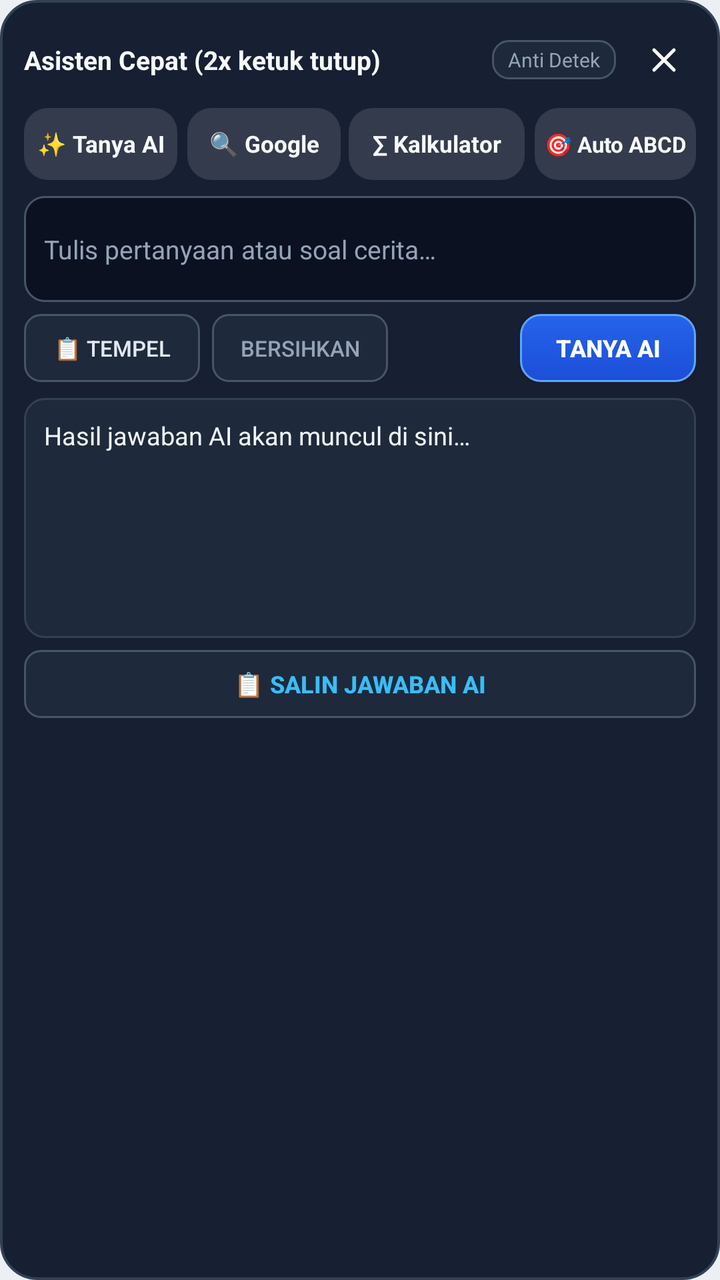
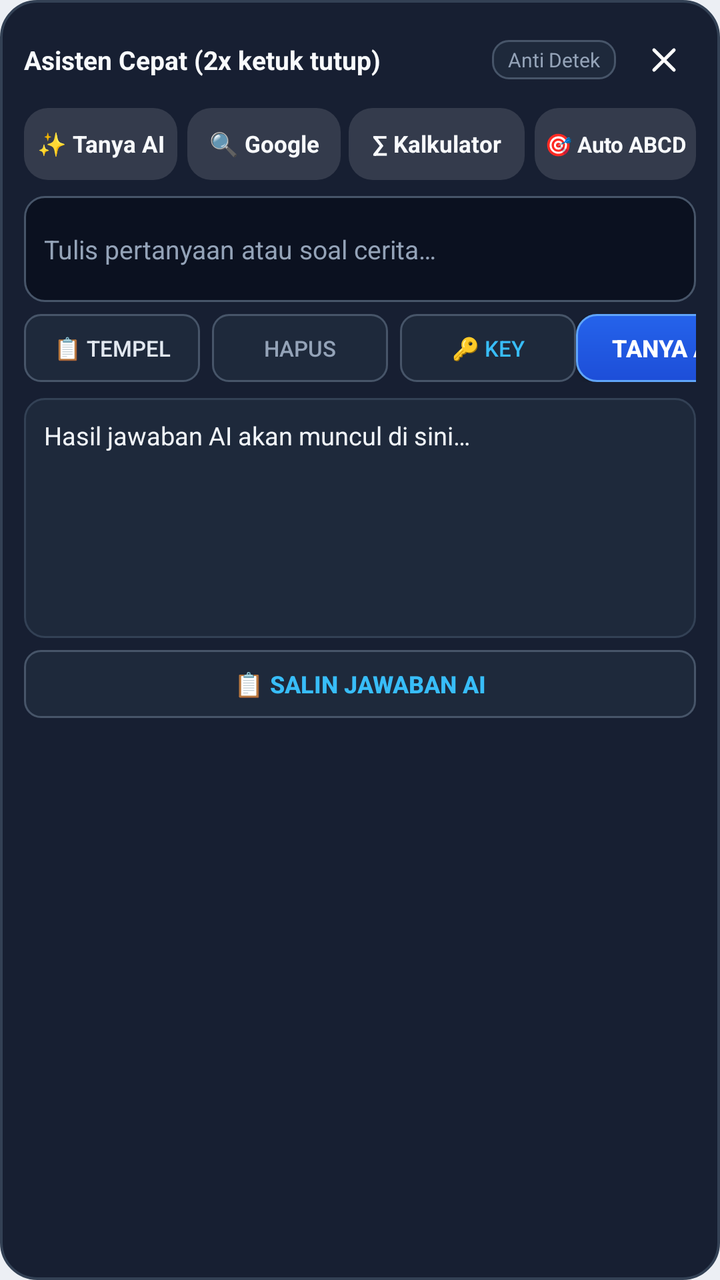

The first picture is an Android layout as it rendered before a commit; the second is the same layout after the commit. The layout source and the unified diff follow.
<!-- AndroidManifest.xml: application theme Theme.ClestialKeyboard -->
<!-- res/layout/layout_floating_popup.xml -->
<?xml version="1.0" encoding="utf-8"?>
<LinearLayout xmlns:android="http://schemas.android.com/apk/res/android"
    android:id="@+id/floatingRoot"
    android:layout_width="match_parent"
    android:layout_height="wrap_content"
    android:background="@drawable/bg_floating_popup"
    android:elevation="12dp"
    android:orientation="vertical"
    android:padding="12dp">

    
    <LinearLayout
        android:id="@+id/floatingHeader"
        android:layout_width="match_parent"
        android:layout_height="36dp"
        android:gravity="center_vertical"
        android:orientation="horizontal">

        <TextView
            android:id="@+id/tvFloatingTitle"
            android:layout_width="0dp"
            android:layout_height="wrap_content"
            android:layout_weight="1"
            android:text="Asisten Cepat (2x ketuk tutup)"
            android:textColor="#F8FAFC"
            android:textSize="13sp"
            android:textStyle="bold" />

        <TextView
            android:layout_width="wrap_content"
            android:layout_height="wrap_content"
            android:background="@drawable/bg_floating_pill"
            android:paddingHorizontal="8dp"
            android:paddingVertical="3dp"
            android:text="Anti Detek"
            android:textColor="#94A3B8"
            android:textSize="10sp" />

        <ImageButton
            android:id="@+id/btnFloatingClose"
            android:layout_width="32dp"
            android:layout_height="32dp"
            android:layout_marginStart="8dp"
            android:background="?android:attr/selectableItemBackgroundBorderless"
            android:contentDescription="Tutup"
            android:padding="6dp"
            android:scaleType="fitCenter"
            android:src="@drawable/ic_kb_close" />
    </LinearLayout>

    
    <LinearLayout
        android:layout_width="match_parent"
        android:layout_height="36dp"
        android:layout_marginTop="6dp"
        android:orientation="horizontal">

        <TextView
            android:id="@+id/tabAi"
            android:layout_width="0dp"
            android:layout_height="match_parent"
            android:layout_marginEnd="3dp"
            android:layout_weight="1"
            android:background="@drawable/bg_floating_tab"
            android:gravity="center"
            android:text="✨ Tanya AI"
            android:textColor="#F8FAFC"
            android:textSize="11.5sp"
            android:textStyle="bold" />

        <TextView
            android:id="@+id/tabGoogle"
            android:layout_width="0dp"
            android:layout_height="match_parent"
            android:layout_marginHorizontal="2dp"
            android:layout_weight="1"
            android:background="@drawable/bg_floating_tab"
            android:gravity="center"
            android:text="🔍 Google"
            android:textColor="#F8FAFC"
            android:textSize="11.5sp"
            android:textStyle="bold" />

        <TextView
            android:id="@+id/tabMath"
            android:layout_width="0dp"
            android:layout_height="match_parent"
            android:layout_marginHorizontal="2dp"
            android:layout_weight="1.15"
            android:background="@drawable/bg_floating_tab"
            android:gravity="center"
            android:text="∑ Kalkulator"
            android:textColor="#F8FAFC"
            android:textSize="11.5sp"
            android:textStyle="bold" />

        <TextView
            android:id="@+id/tabAutoAnswer"
            android:layout_width="0dp"
            android:layout_height="match_parent"
            android:layout_marginStart="3dp"
            android:layout_weight="1.05"
            android:background="@drawable/bg_floating_tab"
            android:gravity="center"
            android:text="🎯 Auto ABCD"
            android:textColor="#F8FAFC"
            android:textSize="11sp"
            android:textStyle="bold" />
    </LinearLayout>

    
    <FrameLayout
        android:id="@+id/floatingContentFrame"
        android:layout_width="match_parent"
        android:layout_height="wrap_content"
        android:layout_marginTop="8dp">

        
        <LinearLayout
            android:id="@+id/panelAi"
            android:layout_width="match_parent"
            android:layout_height="wrap_content"
            android:orientation="vertical"
            android:visibility="visible">

            <EditText
                android:id="@+id/etAiQuestion"
                android:layout_width="match_parent"
                android:layout_height="wrap_content"
                android:background="@drawable/bg_floating_input"
                android:hint="Tulis pertanyaan atau soal cerita…"
                android:inputType="textMultiLine"
                android:maxLines="3"
                android:minLines="2"
                android:padding="10dp"
                android:textColor="#F8FAFC"
                android:textColorHint="#94A3B8"
                android:textSize="13sp" />

            <LinearLayout
                android:layout_width="match_parent"
                android:layout_height="34dp"
                android:layout_marginTop="6dp"
                android:orientation="horizontal">

                <Button
                    android:id="@+id/btnAiPaste"
                    style="?android:attr/borderlessButtonStyle"
                    android:layout_width="wrap_content"
                    android:layout_height="match_parent"
                    android:background="@drawable/bg_floating_pill"
                    android:paddingHorizontal="10dp"
                    android:text="📋 Tempel"
                    android:textColor="#E2E8F0"
                    android:textSize="11sp" />

                <Button
                    android:id="@+id/btnAiClear"
                    style="?android:attr/borderlessButtonStyle"
                    android:layout_width="wrap_content"
                    android:layout_height="match_parent"
                    android:layout_marginStart="6dp"
                    android:background="@drawable/bg_floating_pill"
                    android:paddingHorizontal="10dp"
                    android:text="Bersihkan"
                    android:textColor="#94A3B8"
                    android:textSize="11sp" />

                <View
                    android:layout_width="0dp"
                    android:layout_height="1dp"
                    android:layout_weight="1" />

                <Button
                    android:id="@+id/btnAiSubmit"
                    android:layout_width="wrap_content"
                    android:layout_height="match_parent"
                    android:background="@drawable/bg_floating_btn"
                    android:paddingHorizontal="16dp"
                    android:text="Tanya AI"
                    android:textColor="#FFFFFF"
                    android:textSize="12sp"
                    android:textStyle="bold" />
            </LinearLayout>

            <ScrollView
                android:layout_width="match_parent"
                android:layout_height="120dp"
                android:layout_marginTop="8dp"
                android:background="@drawable/bg_floating_card"
                android:padding="10dp">

                <TextView
                    android:id="@+id/tvAiResponse"
                    android:layout_width="match_parent"
                    android:layout_height="wrap_content"
                    android:text="Hasil jawaban AI akan muncul di sini…"
                    android:textColor="#F1F5F9"
                    android:textSize="12.5sp" />
            </ScrollView>

            <Button
                android:id="@+id/btnAiCopy"
                style="?android:attr/borderlessButtonStyle"
                android:layout_width="match_parent"
                android:layout_height="34dp"
                android:layout_marginTop="6dp"
                android:background="@drawable/bg_floating_pill"
                android:text="📋 Salin Jawaban AI"
                android:textColor="#38BDF8"
                android:textSize="12sp"
                android:textStyle="bold" />
        </LinearLayout>

        
        <LinearLayout
            android:id="@+id/panelGoogle"
            android:layout_width="match_parent"
            android:layout_height="wrap_content"
            android:orientation="vertical"
            android:visibility="gone">

            <LinearLayout
                android:layout_width="match_parent"
                android:layout_height="38dp"
                android:orientation="horizontal">

                <EditText
                    android:id="@+id/etGoogleQuery"
                    android:layout_width="0dp"
                    android:layout_height="match_parent"
                    android:layout_weight="1"
                    android:background="@drawable/bg_floating_input"
                    android:hint="Cari Google…"
                    android:imeOptions="actionSearch"
                    android:inputType="text"
                    android:maxLines="1"
                    android:paddingHorizontal="10dp"
                    android:textColor="#F8FAFC"
                    android:textColorHint="#94A3B8"
                    android:textSize="12.5sp" />

                <Button
                    android:id="@+id/btnGoogleSearch"
                    android:layout_width="wrap_content"
                    android:layout_height="match_parent"
                    android:layout_marginStart="6dp"
                    android:background="@drawable/bg_floating_btn"
                    android:paddingHorizontal="14dp"
                    android:text="Cari"
                    android:textColor="#FFFFFF"
                    android:textSize="12sp"
                    android:textStyle="bold" />
            </LinearLayout>

            
            <LinearLayout
                android:layout_width="match_parent"
                android:layout_height="28dp"
                android:layout_marginTop="4dp"
                android:gravity="center_vertical"
                android:orientation="horizontal">

                <Button
                    android:id="@+id/btnWebBack"
                    style="?android:attr/borderlessButtonStyle"
                    android:layout_width="40dp"
                    android:layout_height="match_parent"
                    android:text="←"
                    android:textColor="#E2E8F0"
                    android:textSize="14sp" />

                <Button
                    android:id="@+id/btnWebReload"
                    style="?android:attr/borderlessButtonStyle"
                    android:layout_width="40dp"
                    android:layout_height="match_parent"
                    android:text="🔄"
                    android:textColor="#E2E8F0"
                    android:textSize="12sp" />

                <TextView
                    android:id="@+id/tvWebUrl"
                    android:layout_width="0dp"
                    android:layout_height="wrap_content"
                    android:layout_weight="1"
                    android:ellipsize="end"
                    android:maxLines="1"
                    android:text="https://www.google.com"
                    android:textColor="#94A3B8"
                    android:textSize="10sp" />
            </LinearLayout>

            <WebView
                android:id="@+id/wvGoogle"
                android:layout_width="match_parent"
                android:layout_height="220dp"
                android:layout_marginTop="4dp"
                android:background="#0B1120" />
        </LinearLayout>

        
        <LinearLayout
            android:id="@+id/panelMath"
            android:layout_width="match_parent"
            android:layout_height="wrap_content"
            android:orientation="vertical"
            android:visibility="gone">

            <HorizontalScrollView
                android:layout_width="match_parent"
                android:layout_height="34dp"
                android:scrollbars="none">

                <LinearLayout
                    android:id="@+id/mathChipsRow"
                    android:layout_width="wrap_content"
                    android:layout_height="match_parent"
                    android:gravity="center_vertical"
                    android:orientation="horizontal" />
            </HorizontalScrollView>

            <TextView
                android:id="@+id/tvFloatingMathDesc"
                android:layout_width="match_parent"
                android:layout_height="wrap_content"
                android:layout_marginTop="6dp"
                android:text="Pilih mode kalkulator atau materi SMP 9:"
                android:textColor="#CBD5E1"
                android:textSize="11.5sp" />

            <ScrollView
                android:layout_width="match_parent"
                android:layout_height="wrap_content"
                android:layout_marginTop="4dp"
                android:fillViewport="true"
                android:scrollbars="vertical">

                <LinearLayout
                    android:id="@+id/mathFieldsContainer"
                    android:layout_width="match_parent"
                    android:layout_height="wrap_content"
                    android:orientation="vertical" />
            </ScrollView>

            
            <HorizontalScrollView
                android:layout_width="match_parent"
                android:layout_height="34dp"
                android:layout_marginTop="6dp"
                android:scrollbars="none">

                <LinearLayout
                    android:id="@+id/mathQuickKeypadRow"
                    android:layout_width="wrap_content"
                    android:layout_height="match_parent"
                    android:gravity="center_vertical"
                    android:orientation="horizontal" />
            </HorizontalScrollView>

            <Button
                android:id="@+id/btnFloatingMathSolve"
                android:layout_width="match_parent"
                android:layout_height="38dp"
                android:layout_marginTop="6dp"
                android:background="@drawable/bg_floating_btn"
                android:text="Hitung Solusi Eksak"
                android:textColor="#FFFFFF"
                android:textSize="12.5sp"
                android:textStyle="bold" />

            <ScrollView
                android:layout_width="match_parent"
                android:layout_height="115dp"
                android:layout_marginTop="6dp"
                android:background="@drawable/bg_floating_card"
                android:padding="10dp">

                <TextView
                    android:id="@+id/tvFloatingMathResult"
                    android:layout_width="match_parent"
                    android:layout_height="wrap_content"
                    android:text="Jawaban dan langkah eksak akan tampil di sini…"
                    android:textColor="#F8FAFC"
                    android:textSize="12sp" />
            </ScrollView>

            <Button
                android:id="@+id/btnFloatingMathCopy"
                style="?android:attr/borderlessButtonStyle"
                android:layout_width="match_parent"
                android:layout_height="34dp"
                android:layout_marginTop="6dp"
                android:background="@drawable/bg_floating_pill"
                android:text="📋 Salin Jawaban &amp; Langkah"
                android:textColor="#38BDF8"
                android:textSize="11.5sp"
                android:textStyle="bold" />
        </LinearLayout>

        
        <LinearLayout
            android:id="@+id/panelAutoAnswer"
            android:layout_width="match_parent"
            android:layout_height="wrap_content"
            android:orientation="vertical"
            android:visibility="gone">

            
            <LinearLayout
                android:layout_width="match_parent"
                android:layout_height="wrap_content"
                android:background="@drawable/bg_floating_card"
                android:gravity="center_vertical"
                android:orientation="horizontal"
                android:padding="8dp">

                <TextView
                    android:id="@+id/tvAutoAnswerAccStatus"
                    android:layout_width="0dp"
                    android:layout_height="wrap_content"
                    android:layout_weight="1"
                    android:text="Aksesibilitas: Belum Aktif"
                    android:textColor="#F59E0B"
                    android:textSize="11sp"
                    android:textStyle="bold" />

                <Button
                    android:id="@+id/btnOpenAccSettings"
                    style="?android:attr/borderlessButtonStyle"
                    android:layout_width="wrap_content"
                    android:layout_height="28dp"
                    android:background="@drawable/bg_floating_pill"
                    android:paddingHorizontal="8dp"
                    android:text="Aktifkan Izin"
                    android:textColor="#38BDF8"
                    android:textSize="10.5sp"
                    android:textStyle="bold" />
            </LinearLayout>

            
            <LinearLayout
                android:layout_width="match_parent"
                android:layout_height="34dp"
                android:layout_marginTop="6dp"
                android:gravity="center_vertical"
                android:orientation="horizontal">

                <TextView
                    android:layout_width="0dp"
                    android:layout_height="wrap_content"
                    android:layout_weight="1"
                    android:text="Otomatis Jawab Soal Baru di Layar"
                    android:textColor="#F8FAFC"
                    android:textSize="12sp"
                    android:textStyle="bold" />

                <androidx.appcompat.widget.SwitchCompat
                    android:id="@+id/switchAutoAnswerEnabled"
                    android:layout_width="wrap_content"
                    android:layout_height="wrap_content" />
            </LinearLayout>

            
            <LinearLayout
                android:layout_width="match_parent"
                android:layout_height="32dp"
                android:layout_marginTop="4dp"
                android:orientation="horizontal">

                <Button
                    android:id="@+id/btnModeAutoClick"
                    style="?android:attr/borderlessButtonStyle"
                    android:layout_width="0dp"
                    android:layout_height="match_parent"
                    android:layout_marginEnd="4dp"
                    android:layout_weight="1"
                    android:background="@drawable/bg_floating_pill_on"
                    android:text="Auto-Klik Layar"
                    android:textColor="#FFFFFF"
                    android:textSize="11sp"
                    android:textStyle="bold" />

                <Button
                    android:id="@+id/btnModeKeyOnly"
                    style="?android:attr/borderlessButtonStyle"
                    android:layout_width="0dp"
                    android:layout_height="match_parent"
                    android:layout_weight="1"
                    android:background="@drawable/bg_floating_pill"
                    android:text="Kunci &amp; Salin Saja"
                    android:textColor="#CBD5E1"
                    android:textSize="11sp" />
            </LinearLayout>

            
            <LinearLayout
                android:layout_width="match_parent"
                android:layout_height="wrap_content"
                android:layout_marginTop="8dp"
                android:gravity="center_vertical"
                android:orientation="horizontal">

                <TextView
                    android:layout_width="wrap_content"
                    android:layout_height="wrap_content"
                    android:text="Jeda Klik:"
                    android:textColor="#CBD5E1"
                    android:textSize="11sp" />

                <Button
                    android:id="@+id/btnDelay0"
                    style="?android:attr/borderlessButtonStyle"
                    android:layout_width="wrap_content"
                    android:layout_height="26dp"
                    android:layout_marginStart="6dp"
                    android:background="@drawable/bg_floating_pill"
                    android:paddingHorizontal="6dp"
                    android:text="0s"
                    android:textColor="#CBD5E1"
                    android:textSize="10sp" />

                <Button
                    android:id="@+id/btnDelay1"
                    style="?android:attr/borderlessButtonStyle"
                    android:layout_width="wrap_content"
                    android:layout_height="26dp"
                    android:layout_marginStart="4dp"
                    android:background="@drawable/bg_floating_pill_on"
                    android:paddingHorizontal="6dp"
                    android:text="1.5s"
                    android:textColor="#FFFFFF"
                    android:textSize="10sp" />

                <Button
                    android:id="@+id/btnDelay2"
                    style="?android:attr/borderlessButtonStyle"
                    android:layout_width="wrap_content"
                    android:layout_height="26dp"
                    android:layout_marginStart="4dp"
                    android:background="@drawable/bg_floating_pill"
                    android:paddingHorizontal="6dp"
                    android:text="2s"
                    android:textColor="#CBD5E1"
                    android:textSize="10sp" />

                <Button
                    android:id="@+id/btnDelay3"
                    style="?android:attr/borderlessButtonStyle"
                    android:layout_width="wrap_content"
                    android:layout_height="26dp"
                    android:layout_marginStart="4dp"
                    android:background="@drawable/bg_floating_pill"
                    android:paddingHorizontal="6dp"
                    android:text="3s"
                    android:textColor="#CBD5E1"
                    android:textSize="10sp" />

                <TextView
                    android:layout_width="0dp"
                    android:layout_height="wrap_content"
                    android:layout_weight="1"
                    android:gravity="end"
                    android:text="(Anti-Detek)"
                    android:textColor="#94A3B8"
                    android:textSize="10sp" />
            </LinearLayout>

            
            <Button
                android:id="@+id/btnTriggerScreenAnswer"
                android:layout_width="match_parent"
                android:layout_height="38dp"
                android:layout_marginTop="8dp"
                android:background="@drawable/bg_floating_btn"
                android:text="⚡ Pindai &amp; Jawab Soal di Layar Sekarang"
                android:textColor="#FFFFFF"
                android:textSize="12sp"
                android:textStyle="bold" />

            
            <ScrollView
                android:layout_width="match_parent"
                android:layout_height="90dp"
                android:layout_marginTop="6dp"
                android:background="@drawable/bg_floating_card"
                android:padding="10dp">

                <TextView
                    android:id="@+id/tvAutoAnswerStatus"
                    android:layout_width="match_parent"
                    android:layout_height="wrap_content"
                    android:text="Status: Siap mendeteksi soal ABCD di aplikasi kuis/ujian."
                    android:textColor="#E2E8F0"
                    android:textSize="11.5sp" />
            </ScrollView>

            <Button
                android:id="@+id/btnCopyAutoAnswer"
                style="?android:attr/borderlessButtonStyle"
                android:layout_width="match_parent"
                android:layout_height="32dp"
                android:layout_marginTop="6dp"
                android:background="@drawable/bg_floating_pill"
                android:text="📋 Salin Kunci &amp; Penjelasan"
                android:textColor="#38BDF8"
                android:textSize="11.5sp"
                android:textStyle="bold" />
        </LinearLayout>

    </FrameLayout>

</LinearLayout>
<!-- resources referenced by this layout -->
<resources>
  <!-- drawable bg_floating_btn (drawable) -->
  <?xml version="1.0" encoding="utf-8"?>
  <ripple xmlns:android="http://schemas.android.com/apk/res/android"
      android:color="#40FFFFFF">
      <item>
          <shape android:shape="rectangle">
              <gradient
                  android:angle="270"
                  android:endColor="#1D4ED8"
                  android:startColor="#2563EB" />
              <stroke
                  android:width="1dp"
                  android:color="#60A5FA" />
              <corners android:radius="10dp" />
          </shape>
      </item>
  </ripple>
  <!-- drawable bg_floating_card (drawable) -->
  <?xml version="1.0" encoding="utf-8"?>
  <shape xmlns:android="http://schemas.android.com/apk/res/android"
      android:shape="rectangle">
      <solid android:color="#1E293B" />
      <stroke
          android:width="1dp"
          android:color="#334155" />
      <corners android:radius="10dp" />
  </shape>
  <!-- drawable bg_floating_input (drawable) -->
  <?xml version="1.0" encoding="utf-8"?>
  <selector xmlns:android="http://schemas.android.com/apk/res/android">
      <item android:state_focused="true">
          <shape android:shape="rectangle">
              <solid android:color="#0B1120" />
              <stroke
                  android:width="1.5dp"
                  android:color="#38BDF8" />
              <corners android:radius="10dp" />
          </shape>
      </item>
      <item>
          <shape android:shape="rectangle">
              <solid android:color="#0B1120" />
              <stroke
                  android:width="1dp"
                  android:color="#475569" />
              <corners android:radius="10dp" />
          </shape>
      </item>
  </selector>
  <!-- drawable bg_floating_pill (drawable) -->
  <?xml version="1.0" encoding="utf-8"?>
  <shape xmlns:android="http://schemas.android.com/apk/res/android"
      android:shape="rectangle">
      <solid android:color="#1E293B" />
      <stroke
          android:width="1dp"
          android:color="#475569" />
      <corners android:radius="8dp" />
  </shape>
  <!-- drawable bg_floating_pill_on (drawable) -->
  <?xml version="1.0" encoding="utf-8"?>
  <shape xmlns:android="http://schemas.android.com/apk/res/android"
      android:shape="rectangle">
      <solid android:color="#2563EB" />
      <stroke
          android:width="1dp"
          android:color="#60A5FA" />
      <corners android:radius="8dp" />
  </shape>
  <!-- drawable bg_floating_popup (drawable) -->
  <?xml version="1.0" encoding="utf-8"?>
  <shape xmlns:android="http://schemas.android.com/apk/res/android"
      android:shape="rectangle">
      <solid android:color="#F50F172A" />
      <corners android:radius="18dp" />
      <stroke
          android:width="1.2dp"
          android:color="#334155" />
  </shape>
  <!-- drawable bg_floating_tab (drawable) -->
  <?xml version="1.0" encoding="utf-8"?>
  <selector xmlns:android="http://schemas.android.com/apk/res/android">
      <item android:state_selected="true">
          <shape android:shape="rectangle">
              <solid android:color="#2563EB" />
              <corners android:radius="12dp" />
          </shape>
      </item>
      <item>
          <shape android:shape="rectangle">
              <solid android:color="#20FFFFFF" />
              <corners android:radius="12dp" />
          </shape>
      </item>
  </selector>
  <!-- drawable ic_kb_close (drawable) -->
  <?xml version="1.0" encoding="utf-8"?>
  <vector xmlns:android="http://schemas.android.com/apk/res/android"
      android:width="24dp"
      android:height="24dp"
      android:viewportWidth="24"
      android:viewportHeight="24">
      
      <path
          android:pathData="M6,6L18,18M18,6L6,18"
          android:strokeColor="#FFFFFFFF"
          android:strokeWidth="2"
          android:strokeLineCap="round" />
  </vector>
  <color name="inv">#121419</color>
  <color name="on_inv">#FFFFFF</color>
  <color name="card">#F7F9FC</color>
  <color name="bg">#ECEFF4</color>
  <color name="fg">#07080A</color>
  <color name="muted">#555C68</color>
  <color name="line">#C5CCD8</color>
  <!-- unchanged entries left out for length: 1 -->
</resources>

<!-- the commit's change to res/layout/layout_floating_popup.xml (unified diff, before → after) -->
@@ -162,10 +162,22 @@
                     android:layout_marginStart="6dp"
                     android:background="@drawable/bg_floating_pill"
                     android:paddingHorizontal="10dp"
-                    android:text="Bersihkan"
+                    android:text="Hapus"
                     android:textColor="#94A3B8"
                     android:textSize="11sp" />
 
+                <Button
+                    android:id="@+id/btnAiKeyToggle"
+                    style="?android:attr/borderlessButtonStyle"
+                    android:layout_width="wrap_content"
+                    android:layout_height="match_parent"
+                    android:layout_marginStart="6dp"
+                    android:background="@drawable/bg_floating_pill"
+                    android:paddingHorizontal="10dp"
+                    android:text="🔑 Key"
+                    android:textColor="#38BDF8"
+                    android:textSize="11sp" />
+
                 <View
                     android:layout_width="0dp"
                     android:layout_height="1dp"
@@ -176,10 +188,48 @@
                     android:layout_width="wrap_content"
                     android:layout_height="match_parent"
                     android:background="@drawable/bg_floating_btn"
-                    android:paddingHorizontal="16dp"
+                    android:paddingHorizontal="14dp"
                     android:text="Tanya AI"
                     android:textColor="#FFFFFF"
                     android:textSize="12sp"
+                    android:textStyle="bold" />
+            </LinearLayout>
+
+            
+            <LinearLayout
+                android:id="@+id/panelAiKeyConfig"
+                android:layout_width="match_parent"
+                android:layout_height="wrap_content"
+                android:layout_marginTop="6dp"
+                android:background="@drawable/bg_floating_card"
+                android:orientation="horizontal"
+                android:padding="6dp"
+                android:visibility="gone">
+
+                <EditText
+                    android:id="@+id/etAiApiKey"
+                    android:layout_width="0dp"
+                    android:layout_height="36dp"
+                    android:layout_weight="1"
+                    android:background="@drawable/bg_floating_input"
+                    android:hint="Tempel sk-... / gsk_... / URL proxy"
+                    android:inputType="textNoSuggestions"
+                    android:maxLines="1"
+                    android:paddingHorizontal="8dp"
+                    android:textColor="#F8FAFC"
+                    android:textColorHint="#64748B"
+                    android:textSize="11.5sp" />
+
+                <Button
+                    android:id="@+id/btnAiSaveKey"
+                    android:layout_width="wrap_content"
+                    android:layout_height="36dp"
+                    android:layout_marginStart="6dp"
+                    android:background="@drawable/bg_floating_btn"
+                    android:paddingHorizontal="12dp"
+                    android:text="Simpan"
+                    android:textColor="#FFFFFF"
+                    android:textSize="11.5sp"
                     android:textStyle="bold" />
             </LinearLayout>
 
